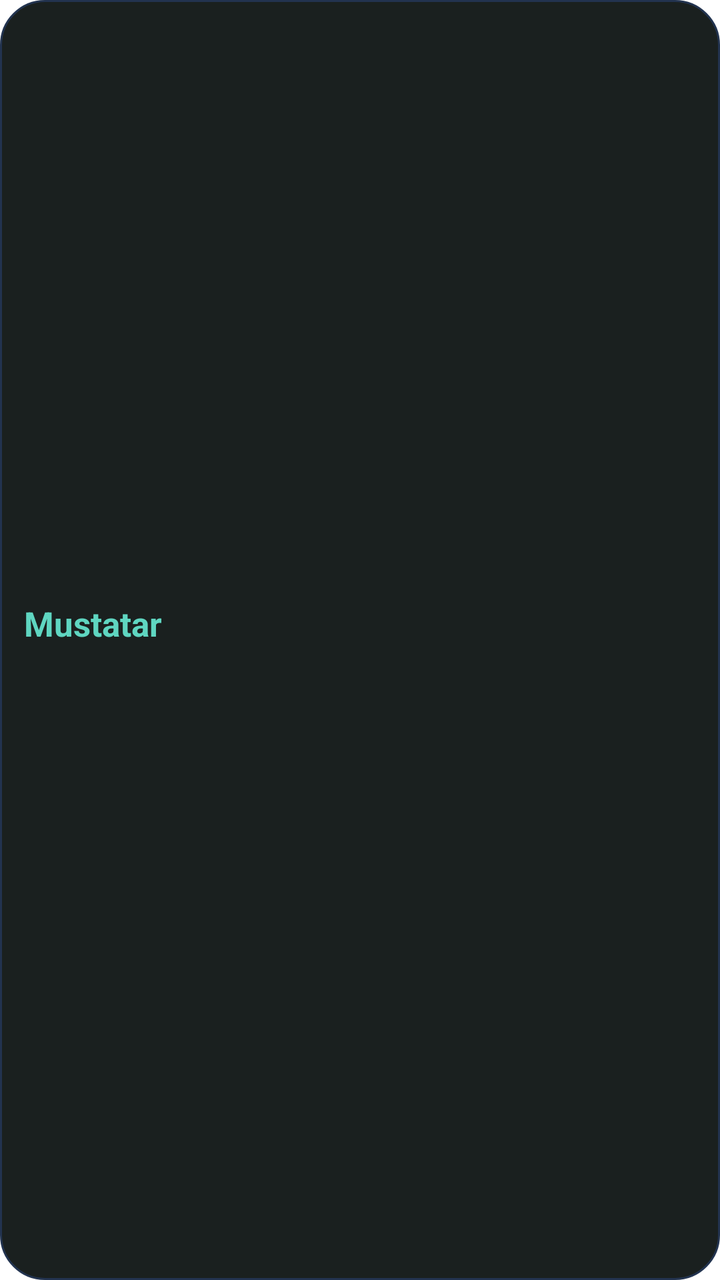
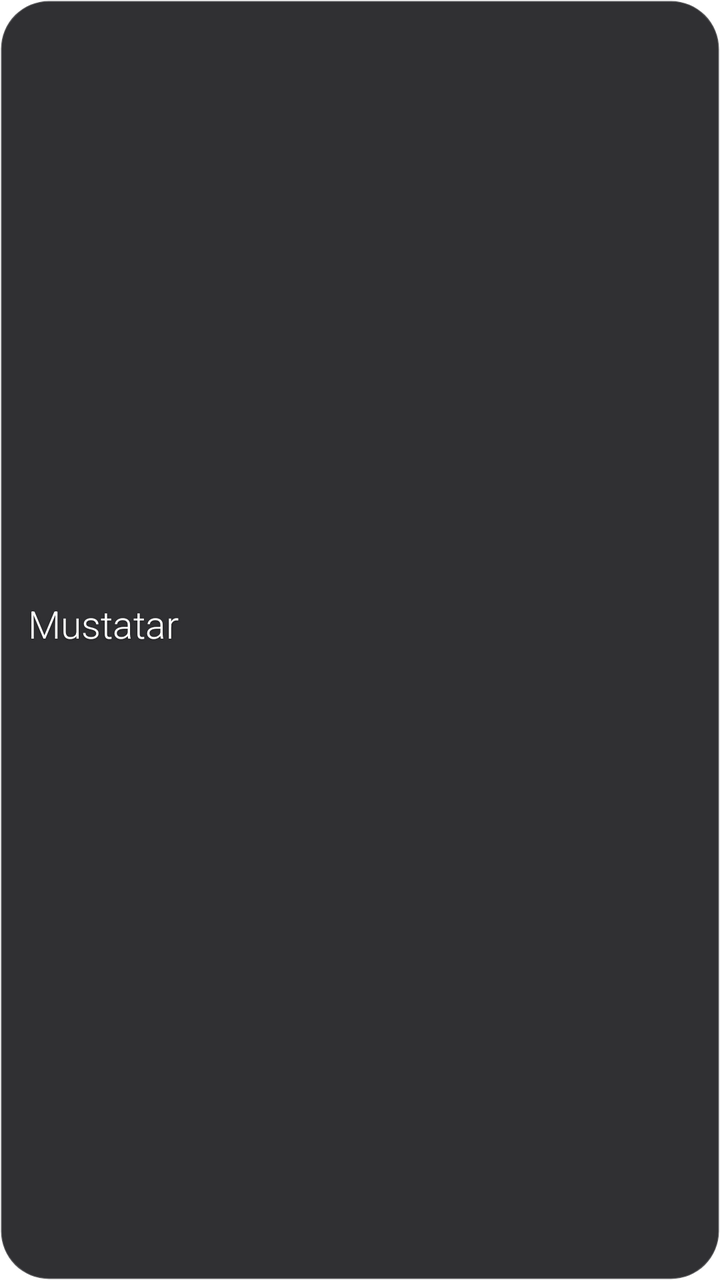

An Android layout rendered at two revisions. The XML below is the earlier revision; the diff shows what the commit changed to produce the second picture.
<!-- AndroidManifest.xml: application theme android:Theme.Translucent.NoTitleBar -->
<!-- res/layout/widget_prayer.xml -->
<?xml version="1.0" encoding="utf-8"?>
<LinearLayout xmlns:android="http://schemas.android.com/apk/res/android"
    android:id="@+id/w_root" android:layout_width="match_parent" android:layout_height="match_parent"
    android:orientation="vertical" android:gravity="center_vertical" android:padding="12dp" android:background="@drawable/widget_bg">
    <TextView android:id="@+id/w_prayer" android:layout_width="match_parent" android:layout_height="wrap_content"
        android:text="Mustatar" android:textColor="#5FD6C1" android:textSize="17sp" android:textStyle="bold" android:maxLines="1" />
    <TextView android:id="@+id/w_prayer_time" android:layout_width="match_parent" android:layout_height="wrap_content"
        android:text="" android:textColor="#93A3C0" android:textSize="12sp" android:maxLines="2" />
</LinearLayout>
<!-- resources referenced by this layout -->
<resources>
  <!-- drawable widget_bg (drawable) -->
  <?xml version="1.0" encoding="utf-8"?>
  <shape xmlns:android="http://schemas.android.com/apk/res/android" android:shape="rectangle">
      <solid android:color="#F20E1513" />
      <corners android:radius="22dp" />
      <stroke android:width="1dp" android:color="#22334F" />
  </shape>
</resources>

<!-- the commit's change to res/layout/widget_prayer.xml (unified diff, before → after) -->
@@ -1,9 +1,9 @@
 <?xml version="1.0" encoding="utf-8"?>
 <LinearLayout xmlns:android="http://schemas.android.com/apk/res/android"
     android:id="@+id/w_root" android:layout_width="match_parent" android:layout_height="match_parent"
-    android:orientation="vertical" android:gravity="center_vertical" android:padding="12dp" android:background="@drawable/widget_bg">
+    android:orientation="vertical" android:gravity="center_vertical" android:padding="14dp" android:background="@drawable/widget_bg_dark">
     <TextView android:id="@+id/w_prayer" android:layout_width="match_parent" android:layout_height="wrap_content"
-        android:text="Mustatar" android:textColor="#5FD6C1" android:textSize="17sp" android:textStyle="bold" android:maxLines="1" />
+        android:text="Mustatar" android:textColor="#FFFFFFFF" android:textSize="19sp" android:fontFamily="sans-serif-light" android:maxLines="1" android:shadowColor="#66000000" android:shadowRadius="3" android:shadowDy="1" />
     <TextView android:id="@+id/w_prayer_time" android:layout_width="match_parent" android:layout_height="wrap_content"
-        android:text="" android:textColor="#93A3C0" android:textSize="12sp" android:maxLines="2" />
+        android:text="" android:textColor="#CCFFFFFF" android:textSize="12sp" android:fontFamily="sans-serif" android:maxLines="2" android:shadowColor="#66000000" android:shadowRadius="3" android:shadowDy="1" />
 </LinearLayout>
<!-- resource entries referenced after the edit -->
@@ -1,11 +1,11 @@
 <!-- resources referenced by this layout -->
 <resources>
-  <!-- drawable widget_bg (drawable) -->
+  <!-- drawable widget_bg_dark (drawable) -->
   <?xml version="1.0" encoding="utf-8"?>
   <shape xmlns:android="http://schemas.android.com/apk/res/android" android:shape="rectangle">
-      <solid android:color="#F20E1513" />
-      <corners android:radius="22dp" />
-      <stroke android:width="1dp" android:color="#22334F" />
+      <solid android:color="#E61A1A1D" />
+      <corners android:radius="24dp" />
+      <stroke android:width="1dp" android:color="#33FFFFFF" />
   </shape>
 </resources>
 
